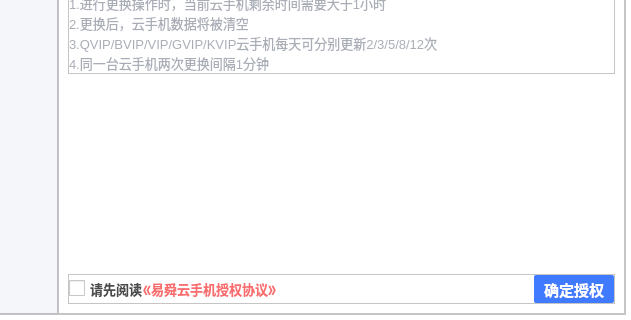
Above: transferphonedialog.ui from ZhouMei20220810/TEST before the change; both pictures show x 171 to 802 and y 177 to 497 of the 802 by 497 pixel window. Below: the same form after it.
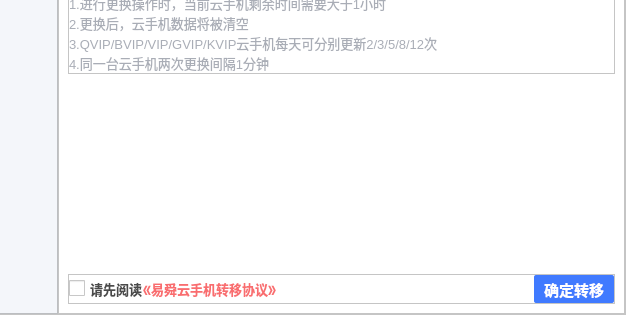
That is the form after the change. Icons and pictures are not drawn.

Commit message: 添加授权和转移云机的图形验证码统一

The edit to the form file:
```diff
--- a/transferphonedialog.ui
+++ b/transferphonedialog.ui
@@ -895,7 +895,7 @@
 </string>
                 </property>
                 <property name="text">
-                 <string>《易舜云手机授权协议》</string>
+                 <string>《易舜云手机转移协议》</string>
                 </property>
                 <property name="flat">
                  <bool>true</bool>
@@ -972,7 +972,7 @@
 </string>
                 </property>
                 <property name="text">
-                 <string>确定授权</string>
+                 <string>确定转移</string>
                 </property>
                </widget>
               </item>
```
The commit also changes 6 other files.
